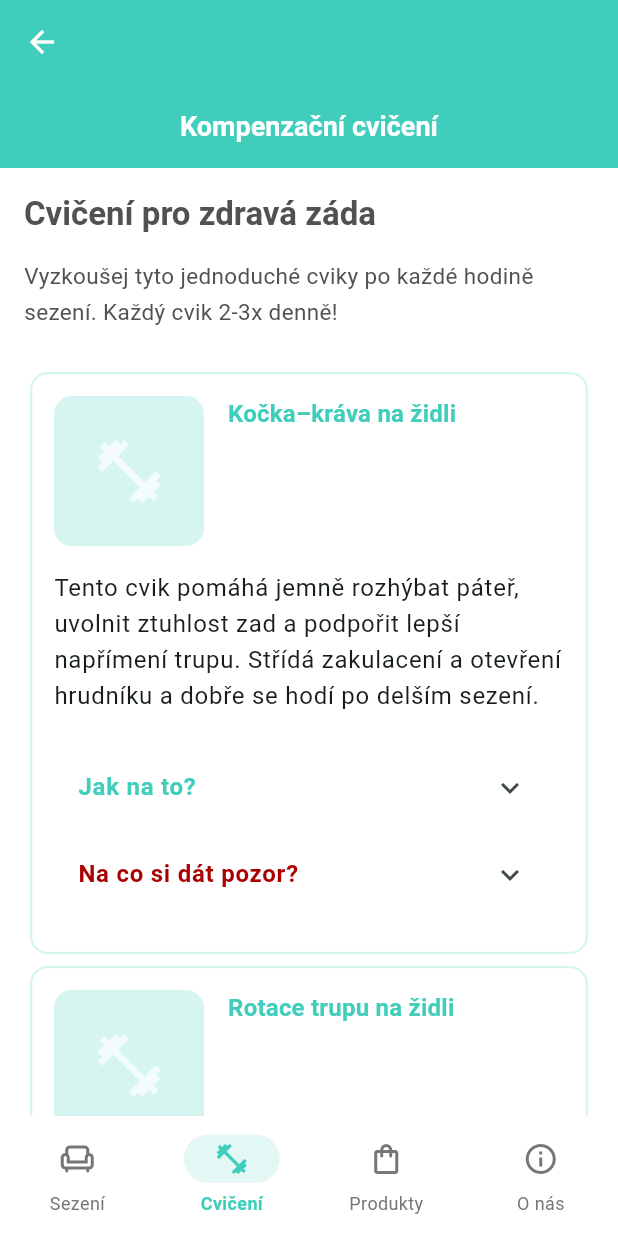
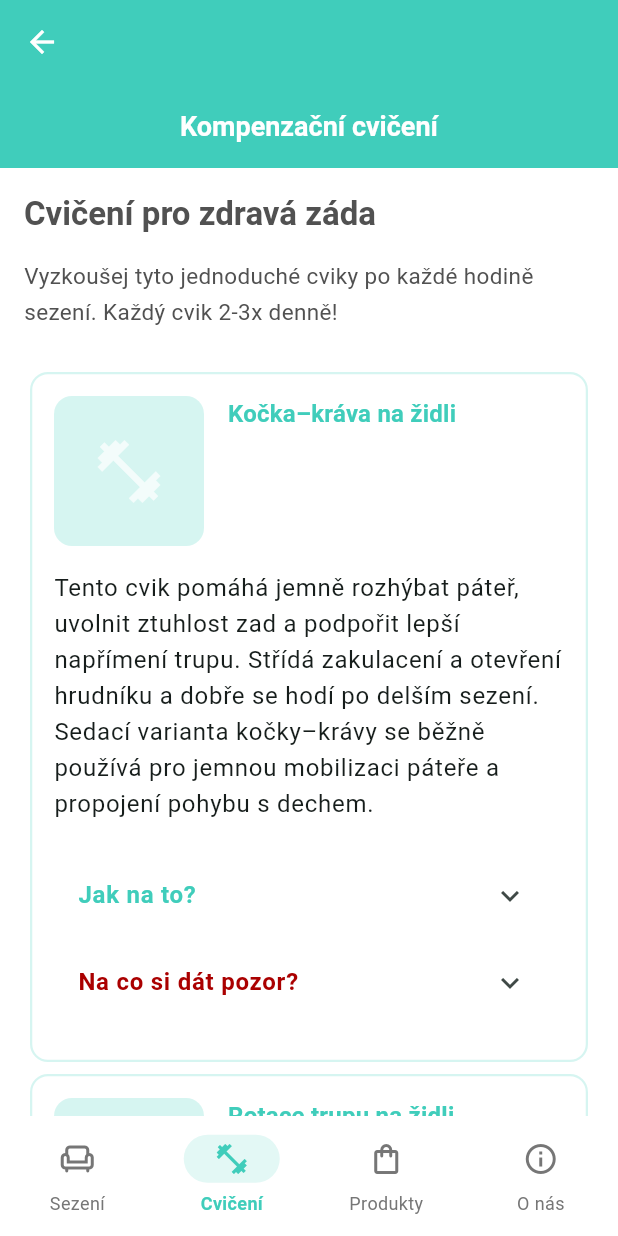
Before and after one commit to HonzaCzSk/polybag, a Flutter app: the ExercisesScreen screen opened by its route, on a phone screen of 412 x 824 dp. Run offline on Flutter 3.47's test engine with Material 3 defaults, Android fonts, the light colour scheme and no system bars; our stand-ins replace go_router; missing offline and left inert: dart:html.

Commit message:
fix: Updated PolyBagStrings class with new exercise descriptions and instructions

```diff
--- a/lib/utils/constants.dart
+++ b/lib/utils/constants.dart
@@ -16,57 +16,102 @@ class PolyBagStrings {
   static const String about = 'O nás';
   static const String aboutSubtitle = 'Příběh PolyBag';
 
-  // Sitting: Správný postoj & Správné sezení (strukturované)
+  // Sitting: Správný postoj & Správné sezení
   static const List<Map<String, String>> sittingTips = [
     {
       'title': 'Správný postoj',
       'desc': 'Správný postoj představuje optimální nastavení jednotlivých částí těla vůči sobě tak, aby bylo zatížení rovnoměrně rozloženo a pohybový aparát pracoval co nejefektivněji. Při správném stoji dochází k udržení fyziologického zakřivení páteře, lepší stabilizaci trupu a menšímu přetěžování svalů, kloubů i vazivových struktur. Správné držení těla je důležité nejen pro prevenci bolestí zad a šíje, ale také pro kvalitní dýchání, stabilitu a celkovou koordinaci pohybu.',
-      'jakNaTo': '• Hlava je v ose těla a v prodloužení páteře \n• Krční páteř je v neutrálním postavení \n• Ramena jsou uvolněná, lehce stažená dolů a dozadu \n• Hrudník je otevřený, ale ne přehnaně vysunutý vpřed \n• Páteř zachovává své přirozené zakřivení \n• Lopatky jsou uložené přirozeně, bez nadměrného předsunutí \n• Břicho a hluboký stabilizační systém jsou lehce aktivní \n• Pánev je v neutrálním postavení \n• Hmotnost těla je rozložena rovnoměrně na obě dolní končetiny \n• Kolena jsou uvolněná, bez přepnutí do záklonu \n• Chodidla směřují vpřed nebo mírně zevně a jsou přibližně na šířku pánve či ramen \n• Opora je rozložena rovnoměrně na celé plosky nohou',
-      'pozor': '• Předsunuté držení hlavy \n• Kulatá ramena a zvětšené hrbení hrudní páteře \n• Nadměrné prohnutí v bederní oblasti \n• Podsazení nebo naopak přílišné vysazení pánve \n• Přenážení váhy více na jednu dolní končetinu \n• Přepínání kolen do krajní polohy \n• Vbočené nebo vytočené postavení chodidel \n• Dlouhodobé setrvávání v jedné statické poloze \n• Zadržování dechu a zbytečné napětí v oblasti šíje a ramen'
+      'jakNaTo': '• Hlava je v ose těla a v prodloužení páteře\n• Krční páteř je v neutrálním postavení\n• Ramena jsou uvolněná, lehce stažená dolů a dozadu\n• Hrudník je otevřený, ale ne přehnaně vysunutý vpřed\n• Páteř zachovává své přirozené zakřivení\n• Lopatky jsou uložené přirozeně, bez nadměrného předsunutí\n• Břicho a hluboký stabilizační systém jsou lehce aktivní\n• Pánev je v neutrálním postavení\n• Hmotnost těla je rozložena rovnoměrně na obě dolní končetiny\n• Kolena jsou uvolněná, bez přepnutí do záklonu\n• Chodidla směřují vpřed nebo mírně zevně a jsou přibližně na šířku pánve či ramen\n• Opora je rozložena rovnoměrně na celé plosky nohou',
+      'pozor': '• Předsunuté držení hlavy\n• Kulatá ramena a zvětšené hrbení hrudní páteře\n• Nadměrné prohnutí v bederní oblasti\n• Podsazení nebo naopak přílišné vysazení pánve\n• Přenážení váhy více na jednu dolní končetinu\n• Přepínání kolen do krajní polohy\n• Vbočené nebo vytočené postavení chodidel\n• Dlouhodobé setrvávání v jedné statické poloze\n• Zadržování dechu a zbytečné napětí v oblasti šíje a ramen'
     },
     {
       'title': 'Správné sezení',
       'desc': 'Správný sed je důležitý pro zdravé držení těla a správnou funkci pohybového aparátu. Při vhodném nastavení těla se zátěž rozkládá rovnoměrně, což pomáhá snižovat přetížení páteře, svalů i kloubů. Samotné sezení sám o sobě není ten problém, potíže často vznikají až při dlouhodobém setrvávání v sedu bez změny polohy. Správné sezení proto spolu s pravidelným pohybem a krátkými přestávkami přispívá k prevenci bolestí zad, šíje a ramen.',
-      'jakNaTo': '• Hlava je v prodloužení páteře \n• Krční páteř je v neutrálním postavení \n• Ramena jsou uvolněná a lehce stažená dolů \n• Záda jsou napřímená, s přirozeným zakřivením páteře \n• Pánev je v neutrálním postavení \n• Střed těla je lehce aktivní \n• Hýždě jsou opřené rovnoměrně o sedací plochu \n• Chodidla jsou celou plochou na podlaze \n• Kolena jsou přibližně v úhlu 90 stupňů \n• Kyčle jsou ve stejné nebo mírně vyšší úrovni než kolena \n• Předloktí mohou být volně opřená, bez zvedání ramen',
-      'pozor': '• Předsunuté držení hlavy \n• Hrbení zad a kulatá ramena \n• Nadměrné prohnutí v bedrech \n• Podsazení pánve \n• Sezení na okraji židle bez opory \n• Překřížené nohy po dlouhou dobu \n• Neopřená chodidla \n• Dlouhé setrvávání v jedné poloze \n• Nadměrné napětí v oblasti šíje, ramen a beder'
-    },
+      'jakNaTo': '• Hlava je v prodloužení páteře\n• Krční páteř je v neutrálním postavení\n• Ramena jsou uvolněná a lehce stažená dolů\n• Záda jsou napřímená, s přirozeným zakřivením páteře\n• Pánev je v neutrálním postavení\n• Střed těla je lehce aktivní\n• Hýždě jsou opřené rovnoměrně o sedací plochu\n• Chodidla jsou celou plochou na podlaze\n• Kolena jsou přibližně v úhlu 90 stupňů\n• Kyčle jsou ve stejné nebo mírně vyšší úrovni než kolena\n• Předloktí mohou být volně opřená, bez zvedání ramen',
+      'pozor': '• Předsunuté držení hlavy\n• Hrbení zad a kulatá ramena\n• Nadměrné prohnutí v bedrech\n• Podsazení pánve\n• Sezení na okraji židle bez opory\n• Překřížené nohy po dlouhou dobu\n• Neopřená chodidla\n• Dlouhé setrvávání v jedné poloze\n• Nadměrné napětí v oblasti šíje, ramen a beder'
+    }
   ];
 
-  // Exercises: Kompenzační cviky (na židli, podložka, sed)
+  // Kompenzační cviky - VŠECHNA z textu
   static const List<Map<String, String>> exercisesList = [
-    // Cviky na židli
     {
       'title': 'Kočka–kráva na židli',
-      'desc': 'Tento cvik pomáhá jemně rozhýbat páteř, uvolnit ztuhlost zad a podpořit lepší napřímení trupu. Střídá zakulacení a otevření hrudníku a dobře se hodí po delším sezení.',
-      'jakNaTo': '• Sedni si vzpřímeně na židli \n• Chodidla opři celou plochou o zem \n• Obě paže natáhni před sebe \n• S výdechem podsazuj pánev, zakulať záda a bradu přibliž k hrudníku \n• Paže zůstávají natažené vpřed a pomáhají prohloubit zakulacení zad \n• S nádechem se vrať do napřímení, otevři hrudník a paže veď lehce za sebe \n• Pohyb několikrát plynule opakuj v návaznosti na dech',
-      'pozor': '• Neprovádět pohyb rychle nebo švihově \n• Nezvedat ramena k uším \n• Nezaklánět hlavu příliš dozadu \n• Nepřehánět rozsah pohybu v bedrech \n• Nezadržovat dech \n• Pohyb provádět pomalu a kontrolovaně'
+      'desc': 'Tento cvik pomáhá jemně rozhýbat páteř, uvolnit ztuhlost zad a podpořit lepší napřímení trupu. Střídá zakulacení a otevření hrudníku a dobře se hodí po delším sezení. Sedací varianta kočky–krávy se běžně používá pro jemnou mobilizaci páteře a propojení pohybu s dechem.',
+      'jakNaTo': '• Sedni si vzpřímeně na židli\n• Chodidla opři celou plochou o zem\n• Obě paže natáhni před sebe\n• S výdechem podsazuj pánev, zakulať záda a bradu přibliž k hrudníku\n• Paže zůstávají natažené vpřed a pomáhají prohloubit zakulacení zad\n• S nádechem se vrať do napřímení, otevři hrudník a paže veď lehce za sebe\n• Pohyb několikrát plynule opakuj v návaznosti na dech',
+      'pozor': '• Neprovádět pohyb rychle nebo švihově\n• Nezvedat ramena k uším\n• Nezaklánět hlavu příliš dozadu\n• Nepřehánět rozsah pohybu v bedrech\n• Nezadržovat dech\n• Pohyb provádět pomalu a kontrolovaně'
     },
     {
       'title': 'Rotace trupu na židli',
-      'desc': 'Tento cvik pomáhá rozhýbat hrudní páteř, uvolnit horní část zad a zlepšit rotaci trupu. Je vhodný hlavně po delším sezení, kdy bývá střední část zad ztuhlá.',
-      'jakNaTo': '• Sedni si vzpřímeně na židli \n• Chodidla opři celou plochou o zem \n• Pánev nech stabilní a záda napřímená \n• Jednou rukou se přidrž opěradla židle \n• Druhou ruku polož na stehno nebo ji nech volně podél těla \n• Pomalu otoč trup na jednu stranu \n• Chvíli v pozici setrvej a volně dýchej \n• Poté se vrať zpět do středu a vystřídej strany',
-      'pozor': '• Nehrbit se během pohybu \n• Nevytáčet se švihově \n• Nezvedat ramena k uším \n• Nevytáčet pánev spolu s trupem \n• Nepřecházet přes bolest \n• Pohyb provádět pomalu a kontrolovaně'
+      'desc': 'Tento cvik pomáhá rozhýbat hrudní páteř, uvolnit horní část zad a zlepšit rotaci trupu. Je vhodný hlavně po delším sezení, kdy bývá střední část zad ztuhlá a pohyb do stran omezený.',
+      'jakNaTo': '• Sedni si vzpřímeně na židli\n• Chodidla opři celou plochou o zem\n• Pánev nech stabilní a záda napřímená\n• Jednou rukou se přidrž opěradla židle\n• Druhou ruku polož na stehno nebo ji nech volně podél těla\n• Pomalu otoč trup na jednu stranu\n• Chvíli v pozici setrvej a volně dýchej\n• Poté se vrať zpět do středu a vystřídej strany',
+      'pozor': '• Nehrbit se během pohybu\n• Nevytáčet se švihově\n• Nezvedat ramena k uším\n• Nevytáčet pánev spolu s trupem\n• Nepřecházet přes bolest\n• Pohyb provádět pomalu a kontrolovaně'
     },
     {
       'title': 'Boční úklon na židli',
-      'desc': 'Tento cvik pomáhá rozhýbat páteř do strany, protáhnout boční část trupu a uvolnit oblast žeber i svaly kolem páteře.',
-      'jakNaTo': '• Sedni si vzpřímeně na židli \n• Chodidla opři celou plochou o zem \n• Paže nech volně podél těla \n• Jednu ruku pomalu posouvej po straně židle nebo po noze směrem dolů \n• Současně se ukláněj do stejné strany \n• Druhá strana trupu se přirozeně protahuje \n• Poté se vrať zpět do středu a vystřídej strany',
-      'pozor': '• Nepředklánět se místo úklonu \n• Nevytáčet trup do rotace \n• Nezvedat ramena k uším \n• Nepřetahovat rozsah pohybu \n• Neprovádět pohyb švihově \n• Pohyb provádět pomalu a kontrolovaně'
+      'desc': 'Tento cvik pomáhá rozhýbat páteř do strany, protáhnout boční část trupu a uvolnit oblast žeber i svaly kolem páteře. Hodí se hlavně po delším sezení, kdy bývá trup ztuhlý a pohyb do stran omezený.',
+      'jakNaTo': '• Sedni si vzpřímeně na židli\n• Chodidla opři celou plochou o zem\n• Paže nech volně podél těla\n• Jednu ruku pomalu posouvej po straně židle nebo po noze směrem dolů\n• Současně se ukláněj do stejné strany\n• Druhá strana trupu se přirozeně protahuje\n• Poté se vrať zpět do středu a vystřídej strany',
+      'pozor': '• Nepředklánět se místo úklonu\n• Nevytáčet trup do rotace\n• Nezvedat ramena k uším\n• Nepřetahovat rozsah pohybu\n• Neprovádět pohyb švihově\n• Pohyb provádět pomalu a kontrolovaně'
     },
-    // Cviky na podložce a další
     {
       'title': 'Kočičí hřbet',
-      'desc': 'Tento cvik slouží k jemné mobilizaci celé páteře a pomáhá uvolnit napětí v oblasti zad, šíje i beder.',
-      'jakNaTo': '• Výchozí poloha je na všech čtyřech \n• Dlaně jsou pod rameny, kolena pod kyčlemi \n• S výdechem pomalu vyhrb záda směrem ke stropu \n• Hlava směřuje dolů a pánev se lehce podsadí \n• S nádechem plynule přejdi do mírného prohnutí \n• Hrudník se otevírá, pohled směřuje lehce vpřed \n• Pohyb prováděj plynule a bez švihu',
-      'pozor': '• Nepřecházet do bolestivého rozsahu \n• Neprovádět pohyb příliš rychle \n• Nepřetěžovat krční páteř záklonem hlavy \n• Ramena nevytahovat k uším'
+      'desc': 'Tento cvik slouží k jemné mobilizaci celé páteře a pomáhá uvolnit napětí v oblasti zad, šíje i beder. Podporuje vnímání postavení páteře a zlepšuje její pohyblivost.',
+      'jakNaTo': '• Výchozí poloha je na všech čtyřech\n• Dlaně jsou pod rameny, kolena pod kyčlemi\n• S výdechem pomalu vyhrb záda směrem ke stropu\n• Hlava směřuje dolů a pánev se lehce podsadí\n• S nádechem plynule přejdi do mírného prohnutí\n• Hrudník se otevírá, pohled směřuje lehce vpřed\n• Pohyb prováděj plynule a bez švihu',
+      'pozor': '• Nepřecházet do bolestivého rozsahu\n• Neprovádět pohyb příliš rychle\n• Nepřetěžovat krční páteř záklonem hlavy\n• Ramena nevytahovat k uším'
+    },
+    {
+      'title': 'Rotace hrudníku v kleče',
+      'desc': 'Tento cvik pomáhá zlepšit pohyblivost hrudní páteře, uvolnit horní část zad a snížit pocit ztuhlosti po delším sezení. Zároveň podporuje lepší kontrolu trupu a plynulejší pohyb páteře.',
+      'jakNaTo': '• Zaujmi polohu na všech čtyřech\n• Dlaně jsou pod rameny a kolena pod kyčlemi\n• Páteř drž v neutrálním postavení\n• Jednu paži zvedni do strany a současně otáčej hrudník tímto směrem\n• Oči mohou sledovat pohyb paže\n• Poté paži vrať zpět a vystřídej strany\n• Pohyb prováděj pomalu, plynule a kontrolovaně',
+      'pozor': '• Neprohýbat se nadměrně v bedrech\n• Nevytáčet pánev do strany\n• Nezvedat ramena k uším\n• Neprovádět pohyb švihově\n• Nezadržovat dech\n• Nepřecházet přes bolest'
+    },
+    {
+      'title': 'Rotace trupu s pokládáním paže',
+      'desc': 'Tento cvik pomáhá zlepšit pohyblivost hrudní páteře, uvolnit horní část zad a snížit pocit ztuhlosti po dlouhém sezení. Paže se provléká pod trup, rotace z hrudní páteře.',
+      'jakNaTo': '• Zaujmi polohu na všech čtyřech\n• Dlaně jsou pod rameny a kolena pod kyčlemi\n• S nádechem jednu paži zvedni vzhůru a lehce otevři hrudník\n• S výdechem stejnou paži provleč pod opěrnou paží\n• Pokládej rameno a stranu hlavy k podložce\n• Pánev stabilní, pohyb plynulý\n• Vrať se zpět a opakuj na obě strany',
+      'pozor': '• Nepřetáčet se silou\n• Neprohýbat se nadměrně v bedrech\n• Nevytáčet pánev do strany\n• Nezadržovat dech\n• Nepoužívat švihový pohyb\n• Nepřecházet přes ostrou bolest'
     },
     {
       'title': 'Bird dog',
-      'desc': 'Cvik podporuje stabilitu trupu, koordinaci a správné zapojení hlubokého stabilizačního systému.',
-      'jakNaTo': '• Zaujmi polohu na všech čtyřech \n• Dlaně jsou pod rameny, kolena pod kyčlemi \n• Zpevni lehce střed těla \n• Natáhni jednu horní končetinu vpřed a opačnou dolní končetinu vzad \n• Pánev i trup zůstávají co nejvíce stabilní \n• Chvíli vydrž a pak se vrať zpět \n• Poté vystřídej strany',
-      'pozor': '• Nevytáčet pánev do strany \n• Neprohýbat se v bedrech \n• Nevysouvat hlavu vpřed \n• Nepoužívat rychlý nebo švihový pohyb'
+      'desc': 'Cvik podporuje stabilitu trupu, koordinaci a správné zapojení hlubokého stabilizačního systému. Posiluje záda bez zbytečného přetížení páteře.',
+      'jakNaTo': '• Zaujmi polohu na všech čtyřech\n• Dlaně pod rameny, kolena pod kyčlemi\n• Zpevni střed těla\n• Natáhni jednu ruku vpřed, opačnou nohu vzad\n• Pánev/trup stabilní\n• Vydrž, vrať se, vystřídej strany',
+      'pozor': '• Nevytáčet pánev do strany\n• Neprohýbat se v bedrech\n• Nevysouvat hlavu vpřed\n• Nepoužívat rychlý/švihový pohyb'
     },
-    // ... další cviky (zkráceno pro přehlednost, plný seznam v kódu)
+    {
+      'title': 'Pozice dítěte',
+      'desc': 'Cvik pomáhá uvolnit bedra, protáhnout zádové svaly a zklidnit napětí po dlouhém sezení.',
+      'jakNaTo': '• Klekni si na podložku\n• Hýždě k patám\n• Trup dopředu\n• Paže natáhni před sebe\n• Čelo k podložce\n• Dýchej do zad/beder\n• Setrvej',
+      'pozor': '• Nevytvářet tlak v kolenou\n• Nehrbit ramena k uším\n• Nespěchat do krajní polohy\n• Při bolesti kolen upravit'
+    },
+    {
+      'title': 'Podsazení pánve',
+      'desc': 'Tento cvik pomáhá jemně aktivovat střed těla, zlepšit vnímání postavení pánve a uvolnit napětí v bederní oblasti. Vhodný po delším sezení.',
+      'jakNaTo': '• Lehni na záda, pokrč nohy\n• Chodidla opři podložku\n• Paže volně podél těla\n• S výdechem podsaz pánev\n• Bedra k podložce\n• Setrvej nebo opakuj',
+      'pozor': '• Nezvedat pánev vysoko\n• Nešvihově\n• Nezapojovat ramena/šíji zbytečně\n• Nezadržovat dech\n• Kontrolovaně'
+    },
+    {
+      'title': 'Uvolnění do rotace vleže',
+      'desc': 'Tento cvik pomáhá jemně rozhýbat páteř, uvolnit bederní oblast a snížit ztuhlost po delším sezení. Podporuje mobilitu trupu a pánve.',
+      'jakNaTo': '• Lehni na záda\n• Pokrč nohy, chodidla na šířku pánve\n• Nohy pomalu na jednu stranu\n• Ramena uvolněná\n• Vrať a opakuj na druhou',
+      'pozor': '• Nepouštět prudce\n• Nešvihově\n• Ramena na podložce\n• Nepřecházet bolest\n• Nezadržovat dech'
+    },
+    {
+      'title': 'Přitažení kolena k hrudníku',
+      'desc': 'Tento cvik pomáhá uvolnit bederní páteř, snížit napětí v dolní části zad a protáhnout hýždě/kyčle. Vhodný po delším sezení.',
+      'jakNaTo': '• Lehni na záda\n• Jedno koleno přitáhni rukama k hrudníku\n• Ramena/hlava na podložce\n• Bedra pohodlně\n• Setrvej, dýchej, vystřídej',
+      'pozor': '• Nepřitahovat silou\n• Nezvedat hlavu/ramena\n• Nezadržovat dech\n• Nepřecházet bolest\n• Kontrolovaně'
+    },
+    {
+      'title': 'Boční úklon',
+      'desc': 'Tento cvik pomáhá protáhnout boční část trupu, oblast žeber a svaly kolem páteře. Vhodný po delším sezení.',
+      'jakNaTo': '• Sedni s překříženýma nohama\n• Páteř vzpřímená\n• Ruku nad hlavu, uklon do strany\n• Druhá ruka vedle těla\n• Vrať, vystřídej',
+      'pozor': '• Nepředklánět se\n• Nevytáčet do rotace\n• Nezvedat ramena\n• Nepřetahovat\n• Nešvihově\n• Podložit sed pokud potřeba'
+    },
+    {
+      'title': 'Twist v sedu',
+      'desc': 'Tento cvik pomáhá zlepšit pohyblivost páteře, uvolnit zad a podpořit rotaci trupu. Přispívá k lepšímu napřímení při sedu.',
+      'jakNaTo': '• Sedni s nataženýma nohama\n• Pravou nohu překřiž přes levou\n• Levou ruku k pravému koleni\n• Pravou ruku za tělo\n• Otoč trup, dýchej, vystřídej',
+      'pozor': '• Nerychle/švihově\n• Nehrbit se\n• Nepřecházet bolest\n• Nezadržovat dech\n• Plynule'
+    }
   ];
 
   // Other
```
Also changed, not shown: 1 other file.
